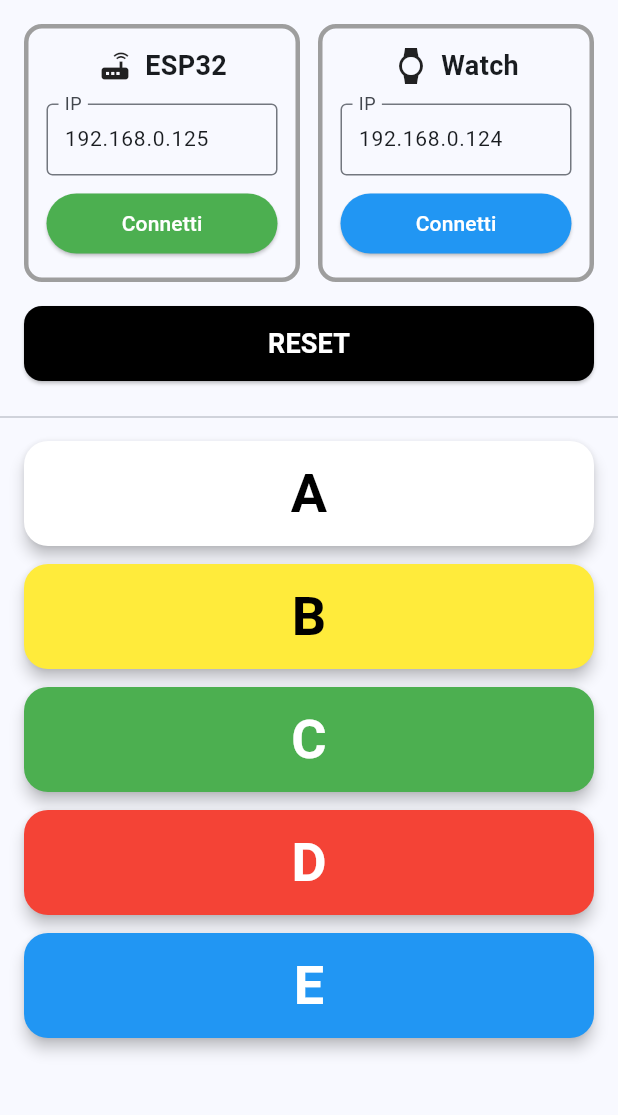
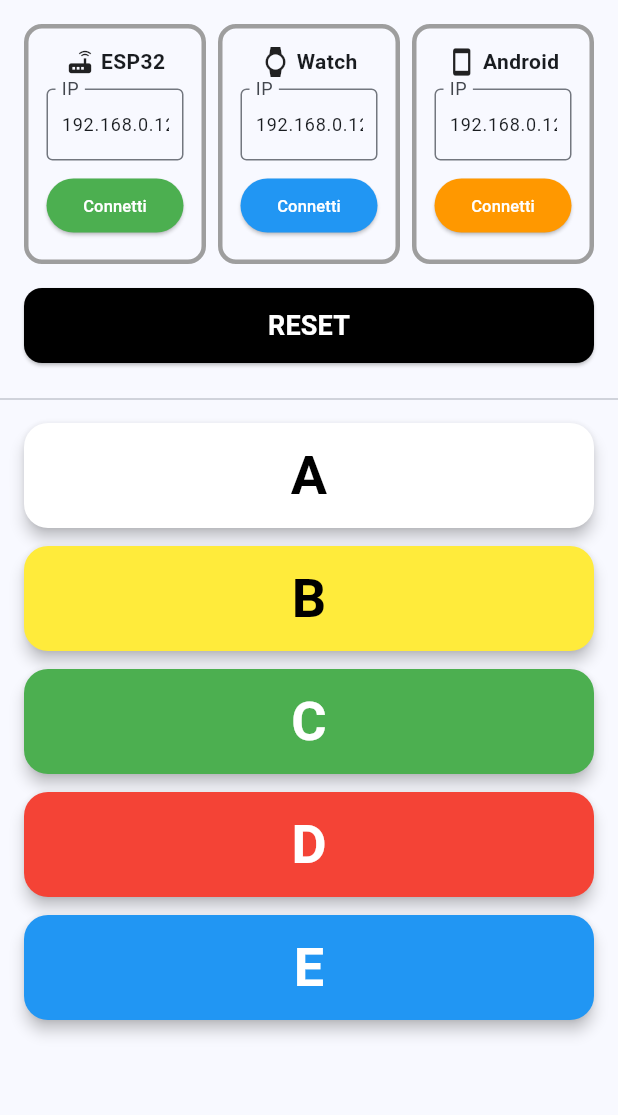
Before and after one commit to house79-gex/Segna, a Flutter app: the screen it shows after launch, on a phone screen of 412 x 824 dp, the part 84-1199 px from its top. Run offline on Flutter 3.47's test engine with Material 3 defaults, Android fonts, the phone set to English and light mode, and no system bars; our stand-ins replace shared_preferences.

Commit message:
Add Android Receiver service and integrate into main app
Co-authored-by: house79-gex <75929529+house79-gex@users.noreply.github.com>

```diff
--- a/flutter_app/lib/main.dart
+++ b/flutter_app/lib/main.dart
@@ -4,6 +4,7 @@ import 'models/settings_model.dart';
 import 'settings_page.dart';
 import 'services/wifi_communication_service.dart';
 import 'services/watch_wifi_service.dart';
+import 'services/android_receiver_service.dart';
 
 void main() {
   runApp(const MyApp());
@@ -35,9 +36,11 @@ class ControllerPage extends StatefulWidget {
 class _ControllerPageState extends State<ControllerPage> {
   final WiFiCommunicationService _wifiService = WiFiCommunicationService();
   final WatchWiFiService _watchWifiService = WatchWiFiService();
+  final AndroidReceiverService _androidReceiverService = AndroidReceiverService();
 
   final TextEditingController _ipController = TextEditingController(text: '192.168.0.125');
   final TextEditingController _watchIpController = TextEditingController(text: '192.168.0.124');
+  final TextEditingController _androidIpController = TextEditingController(text: '192.168.0.126');
 
   SettingsModel? settings;
 
@@ -115,6 +118,37 @@ class _ControllerPageState extends State<ControllerPage> {
     _showMessage('🔌 Disconnesso da Watch WiFi');
   }
 
+  Future<void> _connectToAndroidReceiver() async {
+    final ip = _androidIpController.text.trim();
+    if (ip.isEmpty) {
+      ScaffoldMessenger.of(context).showSnackBar(
+        const SnackBar(content: Text('⚠️ Inserisci IP Android Receiver')),
+      );
+      return;
+    }
+
+    final success = await _androidReceiverService.connect(ip);
+    setState(() {});
+
+    if (success) {
+      ScaffoldMessenger.of(context).showSnackBar(
+        SnackBar(content: Text('✅ Connesso ad Android Receiver: $ip')),
+      );
+    } else {
+      ScaffoldMessenger.of(context).showSnackBar(
+        const SnackBar(content: Text('❌ Connessione Android Receiver fallita')),
+      );
+    }
+  }
+
+  void _disconnectFromAndroidReceiver() {
+    _androidReceiverService.disconnect();
+    setState(() {});
+    ScaffoldMessenger.of(context).showSnackBar(
+      const SnackBar(content: Text('🔌 Android Receiver disconnesso')),
+    );
+  }
+
   Future<void> _sendCommand(String letter) async {
     if (settings == null) {
       _showError('⚠️ Impostazioni non caricate');
@@ -124,6 +158,7 @@ class _ControllerPageState extends State<ControllerPage> {
     final data = letterData[letter]!;
     bool esp32Success = false;
     bool watchSuccess = false;
+    bool androidSuccess = false;
 
     // Send to ESP32 via WiFi
     if (_wifiService.isConnected) {
@@ -151,13 +186,26 @@ class _ControllerPageState extends State<ControllerPage> {
       }
     }
 
+    // Invia ad Android Receiver
+    if (_androidReceiverService.isConnected) {
+      print('📤 Invio lettera ad Android Receiver: $letter (${data['colorName']})');
+      final commandData = {
+        'letter': letter,
+        'color': data['colorHex'],
+        'colorName': data['colorName'],
+        'settings': settings!.toJson(),
+      };
+      androidSuccess = await _androidReceiverService.sendCommand(commandData);
+    }
+
     // Show result
-    if (esp32Success && watchSuccess) {
-      _showMessage('✅ Comando inviato: $letter (ESP32 + Watch)');
-    } else if (esp32Success) {
-      _showMessage('✅ Comando inviato: $letter (solo ESP32)');
-    } else if (watchSuccess) {
-      _showMessage('✅ Comando inviato: $letter (solo Watch)');
+    List<String> connectedDevices = [];
+    if (esp32Success) connectedDevices.add('ESP32');
+    if (watchSuccess) connectedDevices.add('Watch');
+    if (androidSuccess) connectedDevices.add('Android');
+
+    if (connectedDevices.isNotEmpty) {
+      _showMessage('✅ Comando inviato: $letter (${connectedDevices.join(' + ')})');
     } else {
       _showError('❌ Nessun dispositivo connesso');
     }
@@ -176,7 +224,17 @@ class _ControllerPageState extends State<ControllerPage> {
       await _watchWifiService.sendReset(settings!.toResetJson());
     }
 
-    _showMessage('🔄 Reset inviato');
+    // Android Receiver
+    if (_androidReceiverService.isConnected) {
+      print('🔄 Invio comando RESET ad Android Receiver');
+      final resetData = {
+        'command': 'RESET',
+        'settings': settings!.toResetJson(),
+      };
+      await _androidReceiverService.sendCommand(resetData);
+    }
+
+    _showMessage('🔄 RESET inviato a tutti i dispositivi');
   }
 
   void _showError(String message) {
@@ -210,7 +268,7 @@ class _ControllerPageState extends State<ControllerPage> {
           children: [
             const SizedBox(height: 16),
 
-            // ═══ SEZIONE CONNESSIONI (2 colonne) ═══
+            // ═══ SEZIONE CONNESSIONI (3 colonne) ═══
             Padding(
               padding: const EdgeInsets.symmetric(horizontal: 16.0),
               child: Row(
@@ -218,99 +276,47 @@ class _ControllerPageState extends State<ControllerPage> {
                 children: [
                   // ─── Colonna ESP32 ───
                   Expanded(
-                    child: Container(
-                      decoration: BoxDecoration(
-                        border: Border.all(
-                          color: _wifiService.isConnected ? Colors.green : Colors.grey,
-                          width: 3,
-                        ),
-                        borderRadius: BorderRadius.circular(12),
-                      ),
-                      padding: const EdgeInsets.all(12),
-                      child: Column(
-                        children: [
-                          Row(
-                            mainAxisAlignment: MainAxisAlignment.center,
-                            children: [
-                              Icon(Icons.router, size: 24),
-                              SizedBox(width: 8),
-                              Text('ESP32', style: TextStyle(fontSize: 18, fontWeight: FontWeight.bold)),
-                            ],
-                          ),
-                          const SizedBox(height: 12),
-                          TextField(
-                            controller: _ipController,
-                            decoration: const InputDecoration(
-                              labelText: 'IP',
-                              hintText: '192.168.0.125',
-                              border: OutlineInputBorder(),
-                              contentPadding: EdgeInsets.symmetric(horizontal: 8, vertical: 8),
-                            ),
-                            keyboardType: const TextInputType.numberWithOptions(decimal: false),
-                            style: const TextStyle(fontSize: 14),
-                          ),
-                          const SizedBox(height: 8),
-                          ElevatedButton(
-                            onPressed: _wifiService.isConnected ? _disconnectFromESP32 : _connectToESP32,
-                            style: ElevatedButton.styleFrom(
-                              backgroundColor: _wifiService.isConnected ? Colors.red : Colors.green,
-                              foregroundColor: Colors.white,
-                              minimumSize: const Size(double.infinity, 40),
-                            ),
-                            child: Text(_wifiService.isConnected ? 'Disconnetti' : 'Connetti'),
-                          ),
-                        ],
-                      ),
+                    child: _buildDeviceCard(
+                      title: 'ESP32',
+                      icon: Icons.router,
+                      controller: _ipController,
+                      hintText: '192.168.0.125',
+                      isConnected: _wifiService.isConnected,
+                      onConnect: _connectToESP32,
+                      onDisconnect: _disconnectFromESP32,
+                      buttonColor: Colors.green,
                     ),
                   ),
 
-                  const SizedBox(width: 12),
+                  const SizedBox(width: 8),
 
                   // ─── Colonna Watch ───
                   Expanded(
-                    child: Container(
-                      decoration: BoxDecoration(
-                        border: Border.all(
-                          color: _watchWifiService.isConnected ? Colors.blue : Colors.grey,
-                          width: 3,
-                        ),
-                        borderRadius: BorderRadius.circular(12),
-                      ),
-                      padding: const EdgeInsets.all(12),
-                      child: Column(
-                        children: [
-                          Row(
-                            mainAxisAlignment: MainAxisAlignment.center,
-                            children: [
-                              Icon(Icons.watch, size: 24),
-                              SizedBox(width: 8),
-                              Text('Watch', style: TextStyle(fontSize: 18, fontWeight: FontWeight.bold)),
-                            ],
-                          ),
-                          const SizedBox(height: 12),
-                          TextField(
-                            controller: _watchIpController,
-                            decoration: const InputDecoration(
-                              labelText: 'IP',
-                              hintText: '192.168.0.124',
-                              border: OutlineInputBorder(),
-                              contentPadding: EdgeInsets.symmetric(horizontal: 8, vertical: 8),
-                            ),
-                            keyboardType: const TextInputType.numberWithOptions(decimal: false),
-                            style: const TextStyle(fontSize: 14),
-                          ),
-                          const SizedBox(height: 8),
-                          ElevatedButton(
-                            onPressed: _watchWifiService.isConnected ? _disconnectFromWatchWiFi : _connectToWatchWiFi,
-                            style: ElevatedButton.styleFrom(
-                              backgroundColor: _watchWifiService.isConnected ? Colors.red : Colors.blue,
-                              foregroundColor: Colors.white,
-                              minimumSize: const Size(double.infinity, 40),
-                            ),
-                            child: Text(_watchWifiService.isConnected ? 'Disconnetti' : 'Connetti'),
-                          ),
-                        ],
-                      ),
+                    child: _buildDeviceCard(
+                      title: 'Watch',
+                      icon: Icons.watch,
+                      controller: _watchIpController,
+                      hintText: '192.168.0.124',
+                      isConnected: _watchWifiService.isConnected,
+                      onConnect: _connectToWatchWiFi,
+                      onDisconnect: _disconnectFromWatchWiFi,
+                      buttonColor: Colors.blue,
+                    ),
+                  ),
+
+                  const SizedBox(width: 8),
+
+                  // ─── Colonna Android Receiver ───
+                  Expanded(
+                    child: _buildDeviceCard(
+                      title: 'Android',
+                      icon: Icons.smartphone,
+                      controller: _androidIpController,
+                      hintText: '192.168.0.126',
+                      isConnected: _androidReceiverService.isConnected,
+                      onConnect: _connectToAndroidReceiver,
+                      onDisconnect: _disconnectFromAndroidReceiver,
+                      buttonColor: Colors.orange,
                     ),
                   ),
                 ],
@@ -377,12 +383,77 @@ class _ControllerPageState extends State<ControllerPage> {
     );
   }
 
+  Widget _buildDeviceCard({
+    required String title,
+    required IconData icon,
+    required TextEditingController controller,
+    required String hintText,
+    required bool isConnected,
+    required VoidCallback onConnect,
+    required VoidCallback onDisconnect,
+    required Color buttonColor,
+  }) {
+    return Container(
+      decoration: BoxDecoration(
+        border: Border.all(
+          color: isConnected ? Colors.green : Colors.grey,
+          width: 3,
+        ),
+        borderRadius: BorderRadius.circular(12),
+      ),
+      padding: const EdgeInsets.all(12),
+      child: Column(
+        children: [
+          Row(
+            mainAxisAlignment: MainAxisAlignment.center,
+            children: [
+              Icon(icon, size: 20),
+              const SizedBox(width: 4),
+              Text(
+                title,
+                style: const TextStyle(fontSize: 14, fontWeight: FontWeight.bold),
+              ),
+            ],
+          ),
+          const SizedBox(height: 8),
+          TextField(
+            controller: controller,
+            decoration: InputDecoration(
+              labelText: 'IP',
+              hintText: hintText,
+              border: const OutlineInputBorder(),
+              contentPadding: const EdgeInsets.symmetric(horizontal: 6, vertical: 6),
+            ),
+            keyboardType: const TextInputType.numberWithOptions(decimal: true),
+            style: const TextStyle(fontSize: 12),
+          ),
+          const SizedBox(height: 6),
+          ElevatedButton(
+            onPressed: isConnected ? onDisconnect : onConnect,
+            style: ElevatedButton.styleFrom(
+              backgroundColor: isConnected ? Colors.red : buttonColor,
+              foregroundColor: Colors.white,
+              minimumSize: const Size(double.infinity, 36),
+              padding: const EdgeInsets.symmetric(horizontal: 8),
+            ),
+            child: Text(
+              isConnected ? 'Disconnetti' : 'Connetti',
+              style: const TextStyle(fontSize: 11),
+            ),
+          ),
+        ],
+      ),
+    );
+  }
+
   @override
   void dispose() {
     _wifiService.disconnect();
     _watchWifiService.disconnect();
+    _androidReceiverService.disconnect();
     _ipController.dispose();
     _watchIpController.dispose();
+    _androidIpController.dispose();
     super.dispose();
   }
 }
--- /dev/null
+++ b/flutter_app/lib/services/android_receiver_service.dart
@@ -0,0 +1,83 @@
+import 'dart:async';
+import 'dart:convert';
+import 'dart:io';
+import 'package:http/http.dart' as http;
+
+class AndroidReceiverService {
+  String? androidIp;
+  bool isConnected = false;
+  final int port = 5001;
+
+  /// Connette all'Android Receiver via HTTP
+  Future<bool> connect(String ip) async {
+    for (int attempt = 1; attempt <= 2; attempt++) {
+      try {
+        print('🔌 Tentativo $attempt/2 connessione Android Receiver: $ip');
+
+        final response = await http
+            .get(Uri.parse('http://$ip:$port/status'))
+            .timeout(Duration(seconds: 10));
+
+        if (response.statusCode == 200) {
+          androidIp = ip;
+          isConnected = true;
+          print('✅ Connesso ad Android Receiver: $ip:$port');
+          return true;
+        }
+      } on TimeoutException catch (e) {
+        print('❌ Timeout tentativo $attempt: $e');
+      } on SocketException catch (e) {
+        print('❌ Socket error tentativo $attempt: $e');
+      } catch (e) {
+        print('❌ Tentativo $attempt fallito: $e');
+      }
+
+      if (attempt < 2) {
+        await Future.delayed(Duration(seconds: 2));
+      }
+    }
+
+    isConnected = false;
+    print('❌ Connessione Android Receiver fallita dopo 2 tentativi');
+    return false;
+  }
+
+  /// Invia comando JSON all'Android Receiver
+  Future<bool> sendCommand(Map<String, dynamic> commandData) async {
+    if (!isConnected || androidIp == null) {
+      print('❌ Android Receiver non connesso');
+      return false;
+    }
+
+    try {
+      final response = await http.post(
+        Uri.parse('http://$androidIp:$port/command'),
+        headers: {'Content-Type': 'application/json'},
+        body: jsonEncode(commandData),
+      ).timeout(Duration(seconds: 5));
+
+      if (response.statusCode == 200) {
+        final command = commandData['letter'] ?? commandData['command'] ?? 'unknown';
+        print('✅ Comando inviato ad Android Receiver: $command');
+        return true;
+      } else {
+        print('⚠️ Android Receiver risposta: ${response.statusCode}');
+        return false;
+      }
+    } on TimeoutException catch (e) {
+      print('❌ Timeout invio comando ad Android Receiver: $e');
+    } on SocketException catch (e) {
+      print('❌ Socket error Android Receiver: $e');
+    } catch (e) {
+      print('❌ Errore invio comando ad Android Receiver: $e');
+    }
+    return false;
+  }
+
+  /// Disconnette dall'Android Receiver
+  void disconnect() {
+    androidIp = null;
+    isConnected = false;
+    print('🔌 Disconnesso da Android Receiver');
+  }
+}
```
